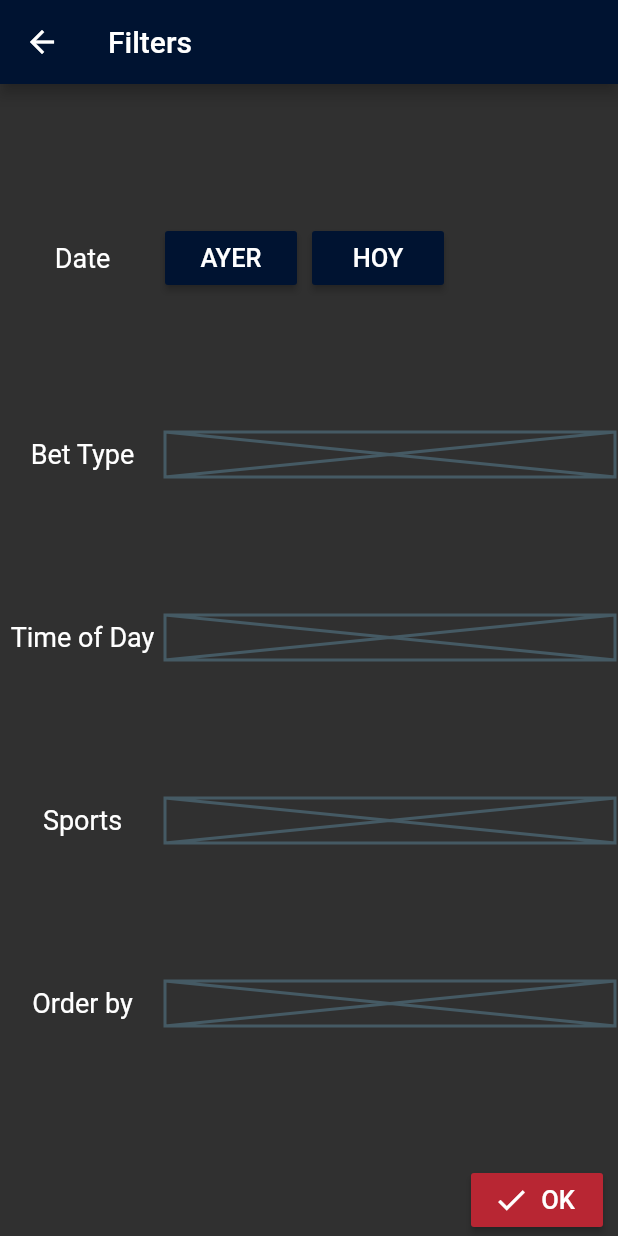
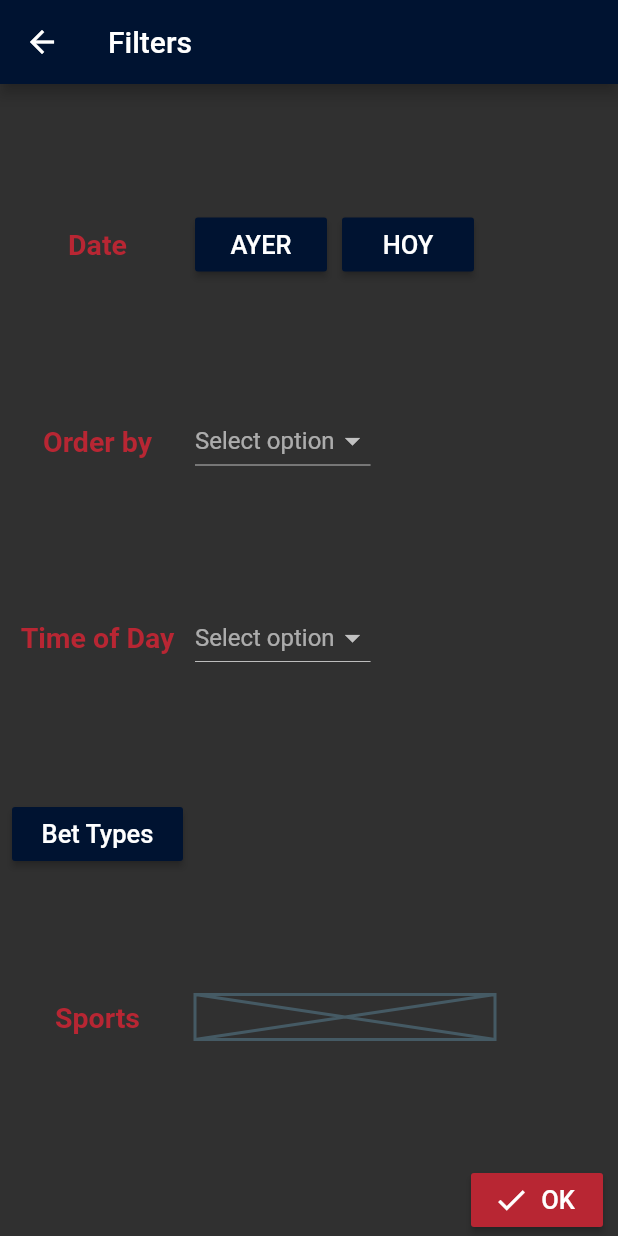
Before and after one commit to carlosvzz/flutter_sportsfilter, a Flutter app: the ScreenFilters screen opened by its route, on a phone screen of 412 x 824 dp. Run offline on Flutter 3.47's test engine with Material 2 defaults, Android fonts, the phone set to English and light mode, and no system bars; drawn by our look-alikes of overlay_support; our stand-ins replace cloud_firestore, firebase_auth; missing offline and left inert: flutter_selectable_text, queries; accounts and stored records are empty; statements that could not run were skipped.

Commit message:
Cambios en pantalla de filtros

```diff
--- a/lib/providers/game_model.dart
+++ b/lib/providers/app_model.dart
@@ -10,20 +10,25 @@ import 'package:sportsfilter/models/game_bet.dart';
 enum TIMEOFDAY { ALL, MORNING, NIGHT }
 enum ORDERBY { MAXVALUE, DATETIME, TYPEBET }
 
-class GameModel with ChangeNotifier {
+class AppModel with ChangeNotifier {
   int numRegs;
   CustomDate dateIni;
   CustomDate dateFin;
-  List<String> filterSport = [];
-  List<String> filterTypeBet = [];
-  TIMEOFDAY filterTimeofDay = TIMEOFDAY.ALL;
-  ORDERBY filterOrderBy = ORDERBY.MAXVALUE;
-  bool isLoading = false;
+  List<String> filterSport;
+  List<String> filterTypeBet;
+  TIMEOFDAY filterTimeofDay;
+  ORDERBY filterOrderBy;
+  bool isLoading;
   List<GameBet> _listaBet;
 
-  GameModel() {
+  AppModel() {
     dateIni = new CustomDate(DateTime.now().subtract(Duration(days: 1)));
     dateFin = new CustomDate(DateTime.now());
+    filterSport = [];
+    filterTypeBet = [];
+    filterTimeofDay = TIMEOFDAY.ALL;
+    filterOrderBy = ORDERBY.MAXVALUE;
+    isLoading = false;
   }
 
   Future<String> getGames() async {
--- a/lib/screens/widgets/filter_container.dart
+++ b/lib/screens/widgets/filter_container.dart
@@ -1,8 +1,24 @@
 import 'package:flutter/material.dart';
 import 'package:provider/provider.dart';
-import 'package:sportsfilter/providers/game_model.dart';
+import 'package:sportsfilter/providers/app_model.dart';
+import 'package:sportsfilter/screens/widgets/multiselect_chip.dart';
 
-class FilterContainer extends StatelessWidget {
+class FilterContainer extends StatefulWidget {
+  @override
+  _FilterContainerState createState() => _FilterContainerState();
+}
+
+class _FilterContainerState extends State<FilterContainer> {
+  // Filtro enum TIMEOFDAY { ALL, MORNING, NIGHT }
+  List<String> _timeOfDay = ['<All>', 'Morning', 'Night'];
+  String _selTimeOfDay;
+  // Order BY enum ORDERBY { MAXVALUE, DATETIME, TYPEBET }
+  List<String> _orderBy = ['Value', 'Date', 'Bet'];
+  String _selOrderBy;
+  // Type of Bets enum TYPEBET { ML, SPREAD, OVERUNDER, BTTS }
+  List<String> _typeBets = ['ML', 'Spread', 'Over/Under', 'BTTS'];
+  List<String> _seltypeBets = List();
+
   Future<DateTime> _selectDate(
       BuildContext context, DateTime currentDate) async {
     final DateTime picked = await showDatePicker(
@@ -20,9 +36,34 @@ class FilterContainer extends StatelessWidget {
     }
   }
 
+  // This function will open the dialog
+  _showMultiSelectDialog() {
+    showDialog(
+        context: context,
+        builder: (BuildContext context) {
+          return AlertDialog(
+            title: Text("Type of Bet"),
+            content: MultiSelectChip(
+              _typeBets,
+              onSelectionChanged: (selectedList) {
+                setState(() {
+                  _seltypeBets = selectedList;
+                });
+              },
+            ),
+            actions: <Widget>[
+              FlatButton(
+                child: Text("OK"),
+                onPressed: () => Navigator.of(context).pop(),
+              )
+            ],
+          );
+        });
+  }
+
   @override
   Widget build(BuildContext context) {
-    GameModel appModel = Provider.of<GameModel>(context);
+    AppModel appModel = Provider.of<AppModel>(context);
 
     return Container(
       child: Column(
@@ -35,9 +76,9 @@ class FilterContainer extends StatelessWidget {
               RaisedButton(
                 child: Text(appModel.dateIni.getLabel),
                 onPressed: () async {
-                  print(appModel.dateIni.date.toString());
                   appModel.dateIni.date =
                       await _selectDate(context, appModel.dateIni.date);
+                  setState(() {});
                 },
               ),
               SizedBox(
@@ -48,18 +89,45 @@ class FilterContainer extends StatelessWidget {
                 onPressed: () async {
                   appModel.dateFin.date =
                       await _selectDate(context, appModel.dateFin.date);
+                  setState(() {});
                 },
               ),
             ],
           ),
 
-          ///TYPE BET
+          ///Order by
           Row(
             children: <Widget>[
-              LabelContainer('Bet Type'),
-              Placeholder(
-                fallbackHeight: 30,
-                fallbackWidth: 300,
+              LabelContainer('Order by'),
+              DropdownButton(
+                hint: Text('Select option'), // Not necessary for Option 1
+                value: _selOrderBy,
+                onChanged: (newValue) {
+                  switch (newValue) {
+                    case 'Value':
+                      appModel.filterOrderBy = ORDERBY.MAXVALUE;
+                      break;
+                    case 'Date':
+                      appModel.filterOrderBy = ORDERBY.DATETIME;
+                      break;
+                    case 'Bet':
+                      appModel.filterOrderBy = ORDERBY.TYPEBET;
+                      break;
+                  }
+
+                  setState(() {
+                    _selOrderBy = newValue;
+                  });
+                },
+                items: _orderBy.map((order) {
+                  return DropdownMenuItem(
+                    child: Text(
+                      order,
+                      style: Theme.of(context).textTheme.display1,
+                    ),
+                    value: order,
+                  );
+                }).toList(),
               ),
             ],
           ),
@@ -68,10 +136,52 @@ class FilterContainer extends StatelessWidget {
           Row(
             children: <Widget>[
               LabelContainer('Time of Day'),
-              Placeholder(
-                fallbackHeight: 30,
-                fallbackWidth: 300,
+              DropdownButton(
+                hint: Text('Select option'), // Not necessary for Option 1
+                value: _selTimeOfDay,
+                onChanged: (newValue) {
+                  switch (newValue) {
+                    case '<All>':
+                      appModel.filterTimeofDay = TIMEOFDAY.ALL;
+                      break;
+                    case 'Morning':
+                      appModel.filterTimeofDay = TIMEOFDAY.MORNING;
+                      break;
+                    case 'Night':
+                      appModel.filterTimeofDay = TIMEOFDAY.NIGHT;
+                      break;
+                  }
+                  setState(() {
+                    _selTimeOfDay = newValue;
+                  });
+                },
+                items: _timeOfDay.map((time) {
+                  return DropdownMenuItem(
+                    child: Text(
+                      time,
+                      style: Theme.of(context).textTheme.display1,
+                    ),
+                    value: time,
+                  );
+                }).toList(),
               ),
+            ],
+          ),
+
+          ///BET TYPE
+          Row(
+            children: <Widget>[
+              Container(
+                padding: EdgeInsets.symmetric(horizontal: 8.0),
+                width: 130,
+                child: RaisedButton(
+                  child: Text('Bet Types'),
+                  onPressed: () {
+                    _showMultiSelectDialog();
+                  },
+                ),
+              ),
+              Text(_seltypeBets.join(" , ")),
             ],
           ),
 
@@ -81,18 +191,7 @@ class FilterContainer extends StatelessWidget {
               LabelContainer('Sports'),
               Placeholder(
                 fallbackHeight: 30,
-                fallbackWidth: 300,
-              ),
-            ],
-          ),
-
-          ///Order by
-          Row(
-            children: <Widget>[
-              LabelContainer('Order by'),
-              Placeholder(
-                fallbackHeight: 30,
-                fallbackWidth: 300,
+                fallbackWidth: 200,
               ),
             ],
           ),
@@ -109,9 +208,12 @@ class LabelContainer extends StatelessWidget {
   @override
   Widget build(BuildContext context) {
     return Container(
-      width: 110,
+      width: 130,
       alignment: Alignment.center,
-      child: Text(texto),
+      child: Text(
+        texto,
+        style: Theme.of(context).textTheme.caption,
+      ),
     );
   }
 }
--- a/lib/screens/widgets/main_container.dart
+++ b/lib/screens/widgets/main_container.dart
@@ -2,7 +2,7 @@ import 'package:flutter/material.dart';
 import 'package:flutter/services.dart';
 import 'package:overlay_support/overlay_support.dart';
 import 'package:provider/provider.dart';
-import 'package:sportsfilter/providers/game_model.dart';
+import 'package:sportsfilter/providers/app_model.dart';
 import 'package:flutter_selectable_text/flutter_selectable_text.dart';
 
 class MainContainer extends StatefulWidget {
@@ -13,12 +13,12 @@ class MainContainer extends StatefulWidget {
 class _MainContainerState extends State<MainContainer> {
   Future<String> _listaJuegos;
   String textoFinal;
-  GameModel oGame;
+  AppModel oGame;
 
   @override
   void initState() {
     super.initState();
-    oGame = Provider.of<GameModel>(context, listen: false);
+    oGame = Provider.of<AppModel>(context, listen: false);
     _listaJuegos = oGame.getGames();
   }
 
```
Also changed, not shown: lib/main.dart (+5 -3 lines), lib/screens/widgets/multiselect_chip.dart (added, +44 -0 lines).
